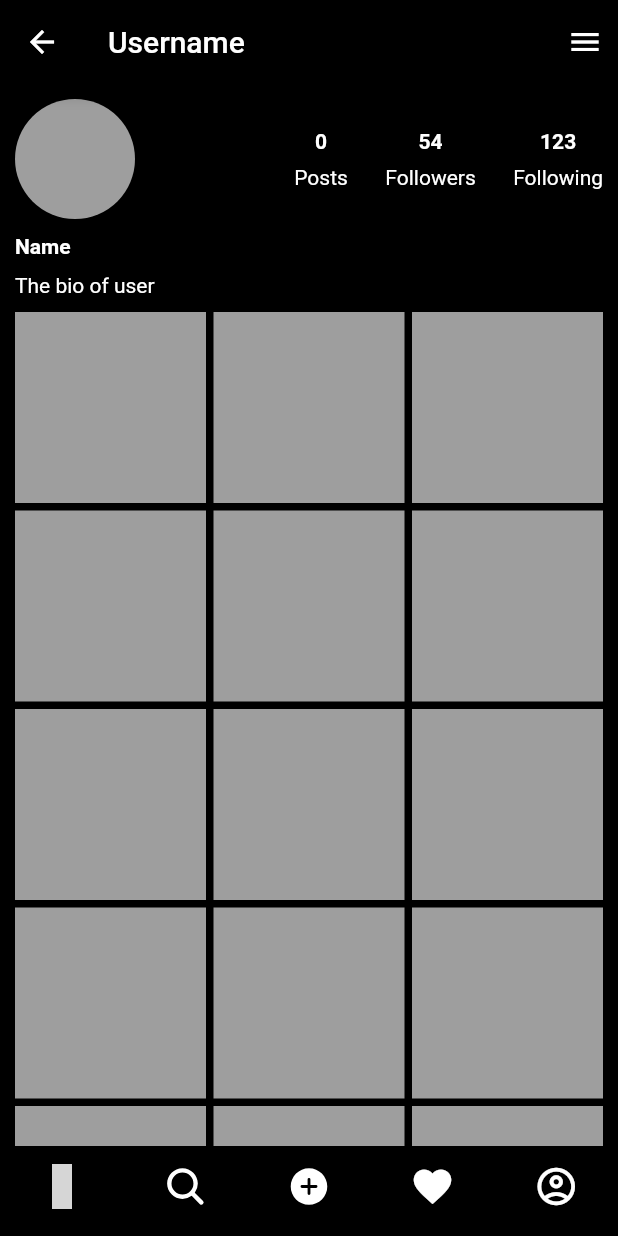
After one commit to Madhusankamsk/flutterApp, a Flutter app: the MainScreen screen opened directly, item 2 of the bottom bar chosen, scrolled down 576 dp, after a tap on the "favorite" icon, after a tap on the "account circle" icon, on a phone screen of 412 x 824 dp. The commit adds this screen. Run offline on Flutter 3.47's test engine with Material 2 defaults, Android fonts, the light colour scheme and no system bars; our stand-ins replace flutter_icons, flutter_svg; grey boxes are pictures that could not be loaded.

Commit message:
designed the our main screen and all the pages

```diff
--- /dev/null
+++ b/lib/features/presentation/page/activity/activity_page.dart
@@ -0,0 +1,20 @@
+import 'package:flutter/material.dart';
+import 'package:pettyland/consts.dart';
+
+class ActivityPage extends StatelessWidget {
+  const ActivityPage({Key? key}) : super(key: key);
+
+  @override
+  Widget build(BuildContext context) {
+    return Scaffold(
+      backgroundColor: backGroundColor,
+      appBar: AppBar(
+        backgroundColor: backGroundColor,
+        title: Text(
+          "Activity",
+          style: TextStyle(color: primaryColor),
+        ),
+      ),
+    );
+  }
+}
--- a/lib/features/presentation/pages/credential/sign_up_page.dart
+++ b/lib/features/presentation/page/credential/sign_in_page.dart
@@ -2,12 +2,12 @@ import 'package:flutter/cupertino.dart';
 import 'package:flutter/material.dart';
 import 'package:flutter_svg/svg.dart';
 import 'package:pettyland/consts.dart';
-import 'package:pettyland/features/presentation/pages/credential/sign_in_page.dart';
+import 'package:pettyland/features/presentation/page/credential/sign_up_page.dart';
 import 'package:pettyland/features/presentation/widgets/button_container_widget.dart';
 import 'package:pettyland/features/presentation/widgets/form_container_widget.dart';
 
-class SignUpPage extends StatelessWidget {
-  const SignUpPage({Key? key}) : super(key: key);
+class SignInPage extends StatelessWidget {
+  const SignInPage({Key? key}) : super(key: key);
 
   @override
   Widget build(BuildContext context) {
@@ -27,36 +27,7 @@ class SignUpPage extends StatelessWidget {
               "assets/ic_instagram.svg",
               color: primaryColor,
             )),
-            sizeVer(15),
-            Center(
-              child: Stack(
-                children: [
-                  Container(
-                    width: 60,
-                    height: 60,
-                    decoration:
-                        BoxDecoration(borderRadius: BorderRadius.circular(30)),
-                    child: Image.asset("assets/profile_default.png"),
-                  ),
-                  Positioned(
-                    right: -10,
-                    bottom: -15,
-                    child: IconButton(
-                      onPressed: () {},
-                      icon: Icon(
-                        Icons.add_a_photo,
-                        color: blueColor,
-                      ),
-                    ),
-                  ),
-                ],
-              ),
-            ),
             sizeVer(30),
-            FormContainerWidget(
-              hintText: "Username",
-            ),
-            sizeVer(15),
             FormContainerWidget(
               hintText: "Email",
             ),
@@ -66,13 +37,9 @@ class SignUpPage extends StatelessWidget {
               isPasswordField: true,
             ),
             sizeVer(15),
-            FormContainerWidget(
-              hintText: "Bio",
-            ),
-            sizeVer(15),
             ButtonContainerWidget(
               color: blueColor,
-              text: "Sign Up",
+              text: "Sign In",
               onTapListener: () {},
             ),
             Flexible(
@@ -86,18 +53,18 @@ class SignUpPage extends StatelessWidget {
               mainAxisAlignment: MainAxisAlignment.center,
               children: [
                 Text(
-                  "Already have an account? ",
+                  "Don't have and account? ",
                   style: TextStyle(color: primaryColor),
                 ),
                 InkWell(
                   onTap: () {
                     Navigator.pushAndRemoveUntil(
                         context,
-                        MaterialPageRoute(builder: (context) => SignInPage()),
+                        MaterialPageRoute(builder: (context) => SignUpPage()),
                         (route) => false);
                   },
                   child: Text(
-                    "Sign In.",
+                    "Sign Up.",
                     style: TextStyle(
                         fontWeight: FontWeight.bold, color: primaryColor),
                   ),
--- a/lib/features/presentation/pages/credential/sign_in_page.dart
+++ b/lib/features/presentation/page/credential/sign_up_page.dart
@@ -2,12 +2,12 @@ import 'package:flutter/cupertino.dart';
 import 'package:flutter/material.dart';
 import 'package:flutter_svg/svg.dart';
 import 'package:pettyland/consts.dart';
-import 'package:pettyland/features/presentation/pages/credential/sign_up_page.dart';
+import 'package:pettyland/features/presentation/page/credential/sign_in_page.dart';
 import 'package:pettyland/features/presentation/widgets/button_container_widget.dart';
 import 'package:pettyland/features/presentation/widgets/form_container_widget.dart';
 
-class SignInPage extends StatelessWidget {
-  const SignInPage({Key? key}) : super(key: key);
+class SignUpPage extends StatelessWidget {
+  const SignUpPage({Key? key}) : super(key: key);
 
   @override
   Widget build(BuildContext context) {
@@ -27,7 +27,36 @@ class SignInPage extends StatelessWidget {
               "assets/ic_instagram.svg",
               color: primaryColor,
             )),
+            sizeVer(15),
+            Center(
+              child: Stack(
+                children: [
+                  Container(
+                    width: 60,
+                    height: 60,
+                    decoration:
+                        BoxDecoration(borderRadius: BorderRadius.circular(30)),
+                    child: Image.asset("assets/profile_default.png"),
+                  ),
+                  Positioned(
+                    right: -10,
+                    bottom: -15,
+                    child: IconButton(
+                      onPressed: () {},
+                      icon: Icon(
+                        Icons.add_a_photo,
+                        color: blueColor,
+                      ),
+                    ),
+                  ),
+                ],
+              ),
+            ),
             sizeVer(30),
+            FormContainerWidget(
+              hintText: "Username",
+            ),
+            sizeVer(15),
             FormContainerWidget(
               hintText: "Email",
             ),
@@ -37,9 +66,13 @@ class SignInPage extends StatelessWidget {
               isPasswordField: true,
             ),
             sizeVer(15),
+            FormContainerWidget(
+              hintText: "Bio",
+            ),
+            sizeVer(15),
             ButtonContainerWidget(
               color: blueColor,
-              text: "Sign In",
+              text: "Sign Up",
               onTapListener: () {},
             ),
             Flexible(
@@ -53,18 +86,18 @@ class SignInPage extends StatelessWidget {
               mainAxisAlignment: MainAxisAlignment.center,
               children: [
                 Text(
-                  "Don't have and account? ",
+                  "Already have an account? ",
                   style: TextStyle(color: primaryColor),
                 ),
                 InkWell(
                   onTap: () {
                     Navigator.pushAndRemoveUntil(
                         context,
-                        MaterialPageRoute(builder: (context) => SignUpPage()),
+                        MaterialPageRoute(builder: (context) => SignInPage()),
                         (route) => false);
                   },
                   child: Text(
-                    "Sign Up.",
+                    "Sign In.",
                     style: TextStyle(
                         fontWeight: FontWeight.bold, color: primaryColor),
                   ),
--- /dev/null
+++ b/lib/features/presentation/page/home/home_page.dart
@@ -0,0 +1,125 @@
+import 'package:flutter/cupertino.dart';
+import 'package:flutter/material.dart';
+import 'package:flutter_icons/flutter_icons.dart';
+import 'package:flutter_svg/flutter_svg.dart';
+import 'package:pettyland/consts.dart';
+
+class HomePage extends StatelessWidget {
+  const HomePage({Key? key}) : super(key: key);
+
+  @override
+  Widget build(BuildContext context) {
+    return Scaffold(
+      backgroundColor: backGroundColor,
+      appBar: AppBar(
+        backgroundColor: backGroundColor,
+        title: SvgPicture.asset(
+          "assets/ic_instagram.svg",
+          color: primaryColor,
+          height: 32,
+        ),
+        actions: [
+          Padding(
+            padding: const EdgeInsets.only(right: 10.0),
+            child: Icon(
+              MaterialCommunityIcons.facebook_messenger,
+              color: primaryColor,
+            ),
+          )
+        ],
+      ),
+      body: Padding(
+        padding: const EdgeInsets.symmetric(horizontal: 10.0, vertical: 10),
+        child: Column(
+          crossAxisAlignment: CrossAxisAlignment.start,
+          children: [
+            Row(
+              mainAxisAlignment: MainAxisAlignment.spaceBetween,
+              children: [
+                Row(
+                  children: [
+                    Container(
+                      width: 30,
+                      height: 30,
+                      decoration: BoxDecoration(
+                          color: secondaryColor, shape: BoxShape.circle),
+                    ),
+                    sizeHor(10),
+                    Text(
+                      "Username",
+                      style: TextStyle(
+                          color: primaryColor, fontWeight: FontWeight.bold),
+                    )
+                  ],
+                ),
+                Icon(
+                  Icons.more_vert,
+                  color: primaryColor,
+                )
+              ],
+            ),
+            sizeVer(10),
+            Container(
+              width: double.infinity,
+              height: MediaQuery.of(context).size.height * 0.30,
+              color: secondaryColor,
+            ),
+            sizeVer(10),
+            Row(
+              mainAxisAlignment: MainAxisAlignment.spaceBetween,
+              children: [
+                Row(
+                  children: [
+                    Icon(
+                      Icons.favorite,
+                      color: primaryColor,
+                    ),
+                    sizeHor(10),
+                    Icon(
+                      Feather.message_circle,
+                      color: primaryColor,
+                    ),
+                    sizeHor(10),
+                    Icon(
+                      Feather.send,
+                      color: primaryColor,
+                    ),
+                  ],
+                ),
+                Icon(
+                  Icons.bookmark_border,
+                  color: primaryColor,
+                )
+              ],
+            ),
+            sizeVer(10),
+            Row(
+              children: [
+                Text(
+                  "Username",
+                  style: TextStyle(
+                      color: primaryColor, fontWeight: FontWeight.bold),
+                ),
+                sizeHor(10),
+                Text(
+                  "some description",
+                  style: TextStyle(color: primaryColor),
+                ),
+              ],
+            ),
+            sizeVer(10),
+            Text(
+              "View all 10 comments",
+              style: TextStyle(color: darkGreyColor),
+            ),
+            sizeVer(10),
+            Text(
+              "08/5/2022",
+              style: TextStyle(color: darkGreyColor),
+            ),
+          ],
+        ),
+      ),
+    );
+  }
+}
--- /dev/null
+++ b/lib/features/presentation/page/main_screen/main_screen.dart
@@ -0,0 +1,82 @@
+import 'package:flutter/cupertino.dart';
+import 'package:flutter/material.dart';
+import 'package:flutter_icons/flutter_icons.dart';
+import 'package:pettyland/features/presentation/page/activity/activity_page.dart';
+import 'package:pettyland/features/presentation/page/post/upload_post_page.dart';
+import 'package:pettyland/features/presentation/page/profile/profile_page.dart';
+import 'package:pettyland/features/presentation/page/search/search_page.dart';
+import '../../../../consts.dart';
+import '../home/home_page.dart';
+
+class MainScreen extends StatefulWidget {
+  const MainScreen({Key? key}) : super(key: key);
+
+  @override
+  State<MainScreen> createState() => _MainScreenState();
+}
+
+class _MainScreenState extends State<MainScreen> {
+  int _currentIndex = 0;
+
+  late PageController pageController;
+
+  @override
+  void initState() {
+    pageController = PageController();
+    super.initState();
+  }
+
+  @override
+  void dispose() {
+    pageController.dispose();
+    super.dispose();
+  }
+
+  void navigationTapped(int index) {
+    pageController.jumpToPage(index);
+  }
+
+  void onPageChanged(int index) {
+    setState(() {
+      _currentIndex = index;
+    });
+  }
+
+  @override
+  Widget build(BuildContext context) {
+    return Scaffold(
+      backgroundColor: backGroundColor,
+      bottomNavigationBar: CupertinoTabBar(
+        backgroundColor: backGroundColor,
+        items: [
+          BottomNavigationBarItem(
+              icon: Icon(MaterialCommunityIcons.home_variant,
+                  color: primaryColor),
+              label: ""),
+          BottomNavigationBarItem(
+              icon: Icon(Ionicons.md_search, color: primaryColor), label: ""),
+          BottomNavigationBarItem(
+              icon: Icon(Ionicons.md_add_circle, color: primaryColor),
+              label: ""),
+          BottomNavigationBarItem(
+              icon: Icon(Icons.favorite, color: primaryColor), label: ""),
+          BottomNavigationBarItem(
+              icon: Icon(Icons.account_circle_outlined, color: primaryColor),
+              label: ""),
+        ],
+        onTap: navigationTapped,
+      ),
+      body: PageView(
+        controller: pageController,
+        children: [
+          HomePage(),
+          SearchPage(),
+          UploadPostPage(),
+          ActivityPage(),
+          ProfilePage()
+        ],
+        onPageChanged: onPageChanged,
+      ),
+    );
+  }
+}
--- /dev/null
+++ b/lib/features/presentation/page/post/upload_post_page.dart
@@ -0,0 +1,27 @@
+import 'package:flutter/material.dart';
+import 'package:pettyland/consts.dart';
+
+class UploadPostPage extends StatelessWidget {
+  const UploadPostPage({Key? key}) : super(key: key);
+
+  @override
+  Widget build(BuildContext context) {
+    return Scaffold(
+        backgroundColor: backGroundColor,
+        body: Center(
+          child: Container(
+            width: 150,
+            height: 150,
+            decoration: BoxDecoration(
+                color: secondaryColor.withOpacity(.3), shape: BoxShape.circle),
+            child: Center(
+              child: Icon(
+                Icons.upload,
+                color: primaryColor,
+                size: 40,
+              ),
+            ),
+          ),
+        ));
+  }
+}
--- /dev/null
+++ b/lib/features/presentation/page/profile/profile_page.dart
@@ -0,0 +1,127 @@
+import 'package:flutter/material.dart';
+import 'package:pettyland/consts.dart';
+
+class ProfilePage extends StatelessWidget {
+  const ProfilePage({Key? key}) : super(key: key);
+
+  @override
+  Widget build(BuildContext context) {
+    return Scaffold(
+        backgroundColor: backGroundColor,
+        appBar: AppBar(
+          backgroundColor: backGroundColor,
+          title: Text(
+            "Username",
+            style: TextStyle(color: primaryColor),
+          ),
+          actions: [
+            Padding(
+              padding: const EdgeInsets.only(right: 10.0),
+              child: Icon(
+                Icons.menu,
+                color: primaryColor,
+              ),
+            )
+          ],
+        ),
+        body: Padding(
+          padding: const EdgeInsets.symmetric(horizontal: 10.0, vertical: 10),
+          child: SingleChildScrollView(
+            child: Column(
+              crossAxisAlignment: CrossAxisAlignment.start,
+              children: [
+                Row(
+                  mainAxisAlignment: MainAxisAlignment.spaceBetween,
+                  children: [
+                    Container(
+                      width: 80,
+                      height: 80,
+                      decoration: BoxDecoration(
+                          color: secondaryColor, shape: BoxShape.circle),
+                    ),
+                    Row(
+                      children: [
+                        Column(
+                          children: [
+                            Text(
+                              "0",
+                              style: TextStyle(
+                                  color: primaryColor,
+                                  fontWeight: FontWeight.bold),
+                            ),
+                            sizeVer(8),
+                            Text(
+                              "Posts",
+                              style: TextStyle(color: primaryColor),
+                            )
+                          ],
+                        ),
+                        sizeHor(25),
+                        Column(
+                          children: [
+                            Text(
+                              "54",
+                              style: TextStyle(
+                                  color: primaryColor,
+                                  fontWeight: FontWeight.bold),
+                            ),
+                            sizeVer(8),
+                            Text(
+                              "Followers",
+                              style: TextStyle(color: primaryColor),
+                            )
+                          ],
+                        ),
+                        sizeHor(25),
+                        Column(
+                          children: [
+                            Text(
+                              "123",
+                              style: TextStyle(
+                                  color: primaryColor,
+                                  fontWeight: FontWeight.bold),
+                            ),
+                            sizeVer(8),
+                            Text(
+                              "Following",
+                              style: TextStyle(color: primaryColor),
+                            )
+                          ],
+                        )
+                      ],
+                    )
+                  ],
+                ),
+                sizeVer(10),
+                Text(
+                  "Name",
+                  style: TextStyle(
+                      color: primaryColor, fontWeight: FontWeight.bold),
+                ),
+                sizeVer(10),
+                Text(
+                  "The bio of user",
+                  style: TextStyle(color: primaryColor),
+                ),
+                sizeVer(10),
+                GridView.builder(
+                    itemCount: 32,
+                    physics: ScrollPhysics(),
+                    shrinkWrap: true,
+                    gridDelegate: SliverGridDelegateWithFixedCrossAxisCount(
+                        crossAxisCount: 3,
+                        crossAxisSpacing: 5,
+                        mainAxisSpacing: 5),
+                    itemBuilder: (context, index) {
+                      return Container(
+                        width: 100,
+                        height: 100,
+                        color: secondaryColor,
+                      );
+                    })
+              ],
+            ),
+          ),
+        ));
+  }
+}
--- /dev/null
+++ b/lib/features/presentation/page/search/search_page.dart
@@ -0,0 +1,58 @@
+import 'package:flutter/material.dart';
+import 'package:pettyland/consts.dart';
+import 'package:pettyland/features/presentation/page/search/widget/search_widget.dart';
+
+class SearchPage extends StatefulWidget {
+  const SearchPage({Key? key}) : super(key: key);
+
+  @override
+  State<SearchPage> createState() => _SearchPageState();
+}
+
+class _SearchPageState extends State<SearchPage> {
+  TextEditingController _searchController = TextEditingController();
+
+  @override
+  void dispose() {
+    _searchController.dispose();
+    super.dispose();
+  }
+
+  @override
+  Widget build(BuildContext context) {
+    return SafeArea(
+      child: Scaffold(
+        backgroundColor: backGroundColor,
+        body: Padding(
+          padding: const EdgeInsets.symmetric(horizontal: 10.0, vertical: 10),
+          child: SingleChildScrollView(
+            child: Column(
+              crossAxisAlignment: CrossAxisAlignment.start,
+              children: [
+                SearchWidget(
+                  controller: _searchController,
+                ),
+                sizeVer(10),
+                GridView.builder(
+                    itemCount: 32,
+                    physics: ScrollPhysics(),
+                    shrinkWrap: true,
+                    gridDelegate: SliverGridDelegateWithFixedCrossAxisCount(
+                        crossAxisCount: 3,
+                        crossAxisSpacing: 5,
+                        mainAxisSpacing: 5),
+                    itemBuilder: (context, index) {
+                      return Container(
+                        width: 100,
+                        height: 100,
+                        color: secondaryColor,
+                      );
+                    })
+              ],
+            ),
+          ),
+        ),
+      ),
+    );
+  }
+}
--- /dev/null
+++ b/lib/features/presentation/page/search/widget/search_widget.dart
@@ -0,0 +1,32 @@
+import 'package:flutter/material.dart';
+
+import '../../../../../consts.dart';
+
+class SearchWidget extends StatelessWidget {
+  final TextEditingController controller;
+  const SearchWidget({Key? key, required this.controller}) : super(key: key);
+
+  @override
+  Widget build(BuildContext context) {
+    return Container(
+      width: double.infinity,
+      height: 45,
+      decoration: BoxDecoration(
+        color: secondaryColor.withOpacity(.3),
+        borderRadius: BorderRadius.circular(15),
+      ),
+      child: TextFormField(
+        controller: controller,
+        style: TextStyle(color: primaryColor),
+        decoration: InputDecoration(
+            border: InputBorder.none,
+            prefixIcon: Icon(
+              Icons.search,
+              color: primaryColor,
+            ),
+            hintText: "Search",
+            hintStyle: TextStyle(color: secondaryColor, fontSize: 15)),
+      ),
+    );
+  }
+}
--- a/lib/main.dart
+++ b/lib/main.dart
@@ -1,5 +1,5 @@
 import 'package:flutter/material.dart';
-import 'features/presentation/pages/credential/sign_up_page.dart';
+import 'features/presentation/page/credential/sign_up_page.dart';
 
 void main() {
   runApp(MyApp());
```
Also changed, not shown: pubspec.yaml (+4 -3 lines), pubspec.lock.
